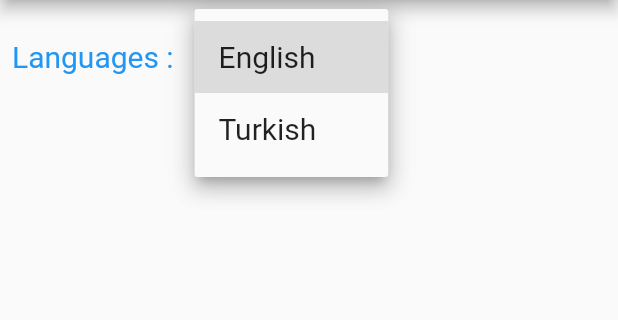
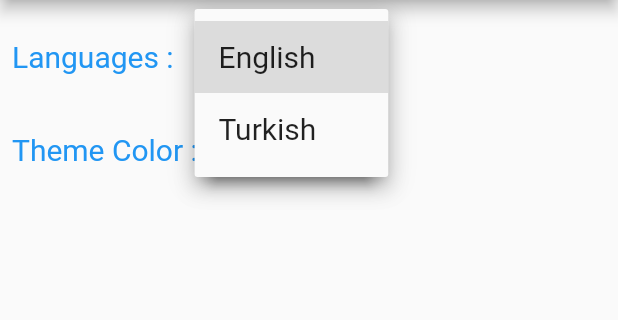
Before and after one commit to MrBuluc/mrnote, a Flutter app: the SettingsPage screen opened directly with empty values, after a tap on "English", on a phone screen of 412 x 824 dp, the part 84-404 px from its top. Run offline on Flutter 3.47's test engine with Material 2 defaults, Android fonts, the phone set to English and light mode, and no system bars; our stand-ins replace flutter_colorpicker, sqflite; missing offline and left inert: firebase_admob; accounts and stored records are empty.

Commit message:
added Color picker

```diff
--- a/lib/Login/login.dart
+++ b/lib/Login/login.dart
@@ -67,10 +67,10 @@ class _LoginState extends State<Login> {
   Widget build(BuildContext context) {
     return Theme(
         data: Theme.of(context).copyWith(
-            accentColor: Colors.green,
-            hintColor: Colors.indigo,
-            errorColor: Colors.red,
-            primaryColor: Colors.teal),
+          accentColor: Colors.green,
+          hintColor: Colors.indigo,
+          errorColor: Colors.red,
+        ),
         child: Scaffold(
           key: _scaffoldKey,
           floatingActionButton: FloatingActionButton(
@@ -160,10 +160,6 @@ class _LoginState extends State<Login> {
     if (password == truePassword) {
       Navigator.pushReplacement(context,
           MaterialPageRoute(builder: (context) => NoteList(widget.lang)));
-      // Navigator.push(
-      //     context,
-      //     MaterialPageRoute(
-      //         builder: (context) => NoteList()));
     } else {
       setState(() {
         result = texts["result_enterFalse"];
--- a/lib/Settings/SettingsPage.dart
+++ b/lib/Settings/SettingsPage.dart
@@ -2,6 +2,7 @@ import 'dart:io';
 
 import 'package:firebase_admob/firebase_admob.dart';
 import 'package:flutter/material.dart';
+import 'package:flutter_colorpicker/flutter_colorpicker.dart';
 import 'package:mrnote/common_widget/platform_duyarli_alert_dialog.dart';
 import 'package:mrnote/utils/admob_helper.dart';
 import 'package:path_provider/path_provider.dart';
@@ -34,6 +35,9 @@ class _SettingsPageState extends State<SettingsPage> {
     "save_baslik": "Saved Successfully ✔",
     "save_icerik": "✔✔✔✔✔✔✔✔✔✔✔✔✔✔✔",
     "save_anaButonYazisi": "Ok",
+    "Container_Padding1": "Theme Color :",
+    "AlertDialog": 'Select a color',
+    "RaisedButtonText": "Select Color",
   };
 
   Map<String, String> turkish = {
@@ -48,20 +52,25 @@ class _SettingsPageState extends State<SettingsPage> {
     "save_baslik": "Başarılı Bir Şekilde Kaydedildi ✔",
     "save_icerik": "✔✔✔✔✔✔✔✔✔✔✔✔✔✔✔",
     "save_anaButonYazisi": "Tamam",
+    "Container_Padding1": "Tema Rengi :",
+    "AlertDialog": 'Bir Renk Seçin',
+    "RaisedButtonText": "Renk Seç",
   };
+
+  Color currentColor = Colors.limeAccent;
 
   @override
   void initState() {
     super.initState();
-    AdmobHelper.admobInitialize();
-    myInterstitialAd = AdmobHelper.buildInterstitialAd();
-    myInterstitialAd
-      ..load()
-      ..show();
-    AdmobHelper.myBannerAd = AdmobHelper.buildBannerAd();
-    AdmobHelper.myBannerAd
-      ..load()
-      ..show(anchorOffset: 10);
+    // AdmobHelper.admobInitialize();
+    // myInterstitialAd = AdmobHelper.buildInterstitialAd();
+    // myInterstitialAd
+    //   ..load()
+    //   ..show();
+    // AdmobHelper.myBannerAd = AdmobHelper.buildBannerAd();
+    // AdmobHelper.myBannerAd
+    //   ..load()
+    //   ..show(anchorOffset: 10);
     switch (widget.lang) {
       case 0:
         texts = english;
@@ -131,6 +140,44 @@ class _SettingsPageState extends State<SettingsPage> {
                   ),
                 )
               ],
+            ),
+            Row(
+              children: [
+                Padding(
+                  padding: const EdgeInsets.symmetric(horizontal: 8),
+                  child: Text(
+                    texts["Container_Padding1"],
+                    style: TextStyle(fontSize: 20, color: Colors.blue),
+                  ),
+                ),
+                RaisedButton(
+                  elevation: 3.0,
+                  onPressed: () {
+                    showDialog(
+                      context: context,
+                      builder: (BuildContext context) {
+                        return AlertDialog(
+                          title: Text(texts["AlertDialog"]),
+                          content: SingleChildScrollView(
+                            child: BlockPicker(
+                              pickerColor: currentColor,
+                              onColorChanged: (Color color) {
+                                Navigator.pop(context);
+                                changeColor(color);
+                              },
+                            ),
+                          ),
+                        );
+                      },
+                    );
+                  },
+                  child: Text(texts["RaisedButtonText"]),
+                  color: currentColor,
+                  textColor: useWhiteForeground(currentColor)
+                      ? const Color(0xffffffff)
+                      : const Color(0xff000000),
+                ),
+              ],
             )
           ],
         ),
@@ -173,4 +220,6 @@ class _SettingsPageState extends State<SettingsPage> {
       Navigator.pop(context, lang.toString());
     }
   }
+
+  void changeColor(Color color) => setState(() => currentColor = color);
 }
--- a/lib/note_list.dart
+++ b/lib/note_list.dart
@@ -4,7 +4,6 @@ import 'package:mrnote/category_operations.dart';
 import 'package:mrnote/models/category.dart';
 import 'package:mrnote/models/notes.dart';
 import 'package:mrnote/note_detail.dart';
-import 'package:mrnote/utils/admob_helper.dart';
 import 'package:mrnote/utils/database_helper.dart';
 
 import 'Settings/SettingsPage.dart';
@@ -71,11 +70,11 @@ class _NoteListState extends State<NoteList> {
   void initState() {
     // TODO: implement initState
     super.initState();
-    AdmobHelper.admobInitialize();
-    myInterstitialAd = AdmobHelper.buildInterstitialAd();
-    myInterstitialAd
-      ..load()
-      ..show();
+    // AdmobHelper.admobInitialize();
+    // myInterstitialAd = AdmobHelper.buildInterstitialAd();
+    // myInterstitialAd
+    //   ..load()
+    //   ..show();
   }
 
   @override
@@ -250,7 +249,7 @@ class _NoteListState extends State<NoteList> {
                   child: TextFormField(
                     decoration: InputDecoration(
                       labelText: texts[
-                      "addCategoryDialog_SimpleDialog_TextFormField_labelText"],
+                          "addCategoryDialog_SimpleDialog_TextFormField_labelText"],
                       border: OutlineInputBorder(),
                     ),
                     validator: (value) {
--- a/lib/utils/admob_helper.dart
+++ b/lib/utils/admob_helper.dart
@@ -6,7 +6,7 @@ class AdmobHelper {
   static final String gecis1Canli = "ca-app-pub-2104543393026445/8249430070";
   static final String banner1Canli = "ca-app-pub-2104543393026445/3436743639";
 
-  static final bool test = false;
+  static final bool test = true;
 
   static admobInitialize() {
     FirebaseAdMob.instance.initialize(appId: test ? appIDTest : appIDCanli);
--- a/pubspec.yaml
+++ b/pubspec.yaml
@@ -26,6 +26,7 @@ dependencies:
   path_provider: ^1.6.18
   sqflite: ^1.3.1+1
   firebase_admob: ^0.10.0+2
+  flutter_colorpicker: ^0.3.4
 
 
   # The following adds the Cupertino Icons font to your application.
```
Also changed, not shown: pubspec.lock.
